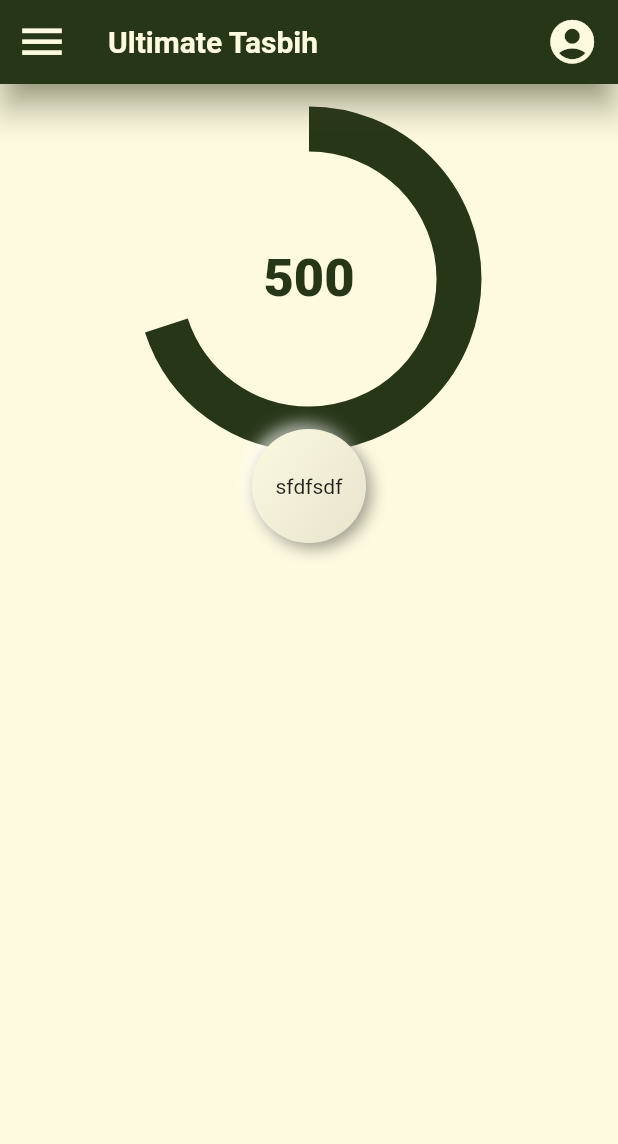
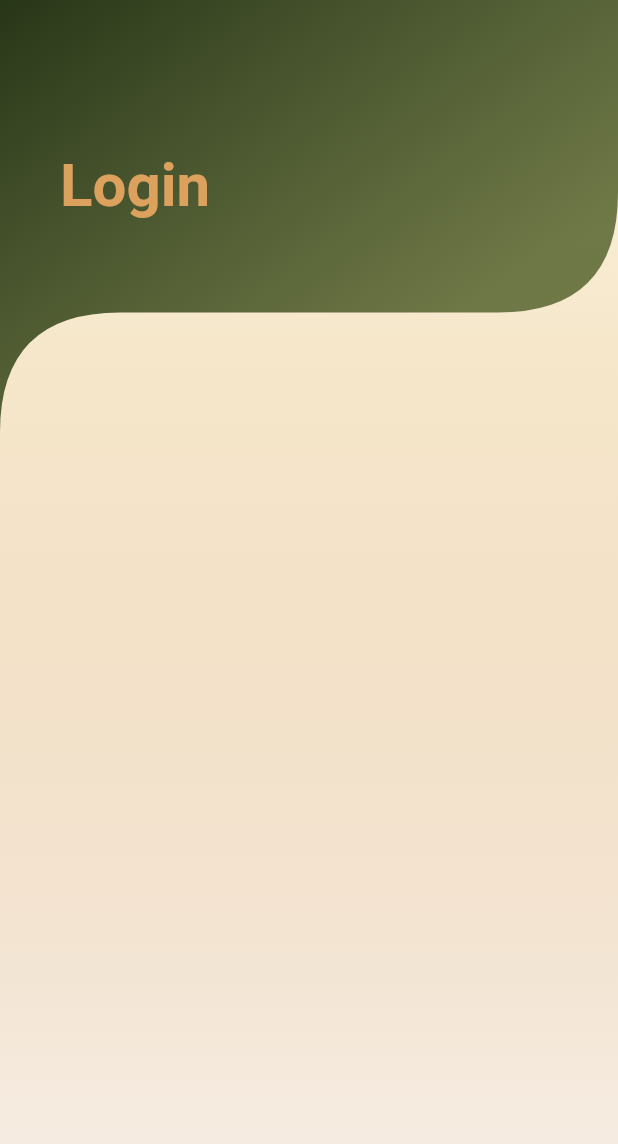
Before and after one commit to asifimtiazahmed/flutter_tasbih, a Flutter app: the screen it shows after launch, on a phone screen of 412 x 824 dp. Shown: the top 1144 px of the screen. Run offline on Flutter 3.47's test engine with Material 2 defaults, Android fonts, the light colour scheme and no system bars; drawn by our look-alikes of flutter_neumorphic.

Commit message:
Started working on the login screen

```diff
--- a/lib/main.dart
+++ b/lib/main.dart
@@ -1,4 +1,5 @@
 import 'package:flutter/material.dart';
+import 'package:ultimate_tasbih_app/screens/login_screen.dart';
 
 import './screens/main_screen.dart';
 
@@ -11,20 +12,12 @@ class MyApp extends StatelessWidget {
   @override
   Widget build(BuildContext context) {
     return MaterialApp(
+      debugShowCheckedModeBanner: false,
       title: 'Ultimate Tasbih',
       theme: ThemeData(
-        // This is the theme of your application.
-        //
-        // Try running your application with "flutter run". You'll see the
-        // application has a blue toolbar. Then, without quitting the app, try
-        // changing the primarySwatch below to Colors.green and then invoke
-        // "hot reload" (press "r" in the console where you ran "flutter run",
-        // or simply save your changes to "hot reload" in a Flutter IDE).
-        // Notice that the counter didn't reset back to zero; the application
-        // is not restarted.
         primarySwatch: Colors.green,
       ),
-      home: MainScreen(),
+      home: LoginScreen(),
     );
   }
 }
--- /dev/null
+++ b/lib/screens/login_form.dart
@@ -0,0 +1,11 @@
+import 'package:flutter/material.dart';
+
+class LoginForm extends StatelessWidget {
+  const LoginForm({Key? key}) : super(key: key);
+  static const String routeName = 'loginForm';
+
+  @override
+  Widget build(BuildContext context) {
+    return Container();
+  }
+}
--- /dev/null
+++ b/lib/screens/login_screen.dart
@@ -0,0 +1,56 @@
+import 'package:flutter/material.dart';
+import 'package:ultimate_tasbih_app/screens/login_form.dart';
+import 'package:ultimate_tasbih_app/services/const.dart';
+import 'package:ultimate_tasbih_app/widgets/curved_widget.dart';
+
+class LoginScreen extends StatelessWidget {
+  const LoginScreen({Key? key}) : super(key: key);
+  static const String routeName = 'loginScreen';
+
+  @override
+  Widget build(BuildContext context) {
+    return Scaffold(
+      extendBodyBehindAppBar: true,
+      appBar: AppBar(
+        backgroundColor: Colors.transparent,
+        elevation: 0,
+      ),
+      body: Container(
+        height: double.infinity,
+        decoration: BoxDecoration(
+          gradient: LinearGradient(
+              begin: Alignment.topCenter,
+              end: Alignment.bottomCenter,
+              colors: [cornSilk, fawn.withOpacity(0.1)]),
+        ),
+        child: Stack(
+          children: [
+            CurvedWidget(
+              curvedDistance: 80,
+              curvedHeight: 80,
+              child: Container(
+                decoration: BoxDecoration(
+                  gradient: LinearGradient(
+                      begin: Alignment.topLeft,
+                      end: Alignment.bottomCenter,
+                      colors: [kombuGreen, oliveGreen.withOpacity(0.9)]),
+                ),
+                width: double.infinity,
+                height: MediaQuery.of(context).size.height * 0.35,
+                child: Padding(
+                  padding: const EdgeInsets.only(top: 100.0, left: 40),
+                  child: Text(
+                    'Login',
+                    style: TextStyle(
+                        fontSize: 40, fontWeight: FontWeight.w700, color: fawn),
+                  ),
+                ),
+              ),
+            ),
+            Container(child: LoginForm()),
+          ],
+        ),
+      ),
+    );
+  }
+}
--- /dev/null
+++ b/lib/widgets/curved_widget.dart
@@ -0,0 +1,52 @@
+import 'package:flutter/material.dart';
+
+class CurvedWidget extends StatelessWidget {
+  const CurvedWidget(
+      {Key? key,
+      required this.child,
+      required this.curvedDistance,
+      required this.curvedHeight})
+      : super(key: key);
+  final Widget child;
+  final double curvedDistance;
+  final double curvedHeight;
+
+  @override
+  Widget build(BuildContext context) {
+    return ClipPath(
+      clipper: CurvedWidgetBackgroundClipper(
+        curvedDistance: curvedDistance,
+        curvedHeight: curvedHeight,
+      ),
+      clipBehavior: Clip.antiAlias,
+      child: child,
+    );
+  }
+}
+
+class CurvedWidgetBackgroundClipper extends CustomClipper<Path> {
+  final double curvedDistance;
+  final double curvedHeight;
+  CurvedWidgetBackgroundClipper(
+      {required this.curvedDistance, required this.curvedHeight});
+
+  @override
+  getClip(Size size) {
+    Path clippedPath = Path();
+    clippedPath.lineTo(size.width, 0);
+    clippedPath.lineTo(size.width, size.height - curvedHeight - curvedDistance);
+    clippedPath.quadraticBezierTo(size.width, size.height - curvedHeight,
+        size.width - curvedDistance, size.height - curvedHeight);
+    clippedPath.lineTo(curvedDistance, size.height - curvedHeight);
+    clippedPath.quadraticBezierTo(
+        0, size.height - curvedHeight, 0, size.height);
+    clippedPath.lineTo(0, 0);
+
+    return clippedPath;
+  }
+
+  @override
+  bool shouldReclip(covariant CustomClipper<dynamic> oldClipper) {
+    return false;
+  }
+}
--- a/pubspec.yaml
+++ b/pubspec.yaml
@@ -18,7 +18,7 @@ publish_to: 'none' # Remove this line if you wish to publish to pub.dev
 version: 1.0.0+1
 
 environment:
-  sdk: ">=2.7.0 <3.0.0"
+  sdk: ">=2.12.0 <3.0.0"
 
 dependencies:
   flutter:
@@ -27,8 +27,8 @@ dependencies:
 
   # The following adds the Cupertino Icons font to your application.
   # Use with the CupertinoIcons class for iOS style icons.
-  cupertino_icons: ^1.0.1
-  flutter_neumorphic: ^3.0.4+1
+  cupertino_icons: ^1.0.3
+  flutter_neumorphic: ^3.1.0
 
 dev_dependencies:
   flutter_test:
```
Also changed, not shown: lib/services/login.dart (deleted), pubspec.lock.
